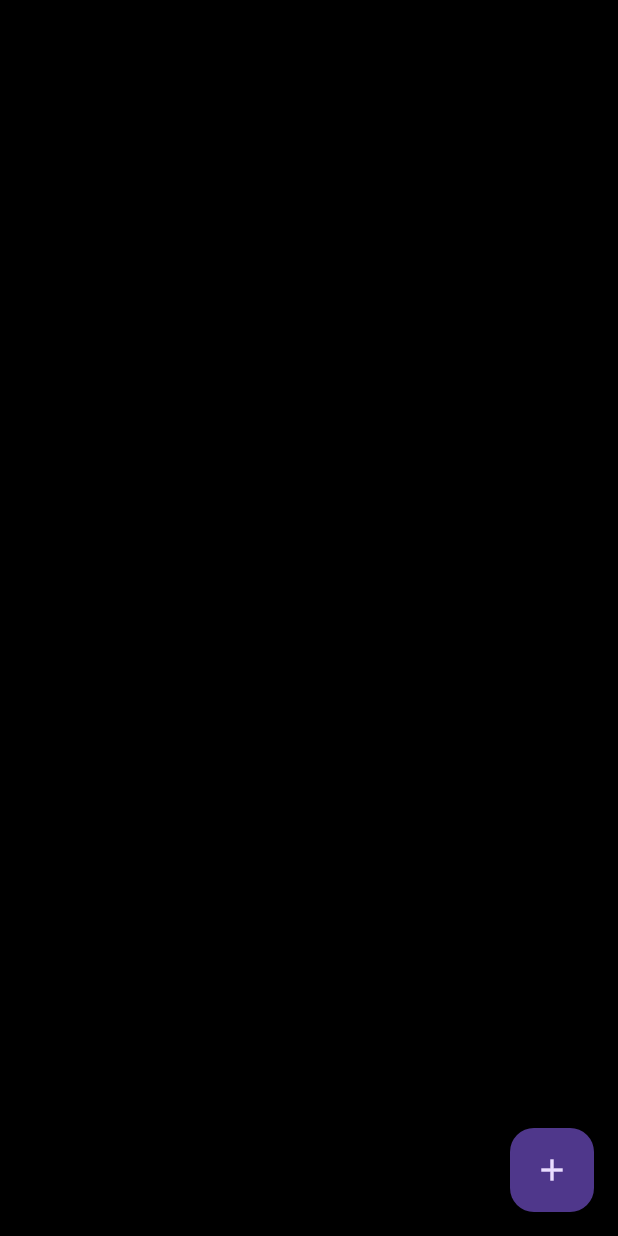
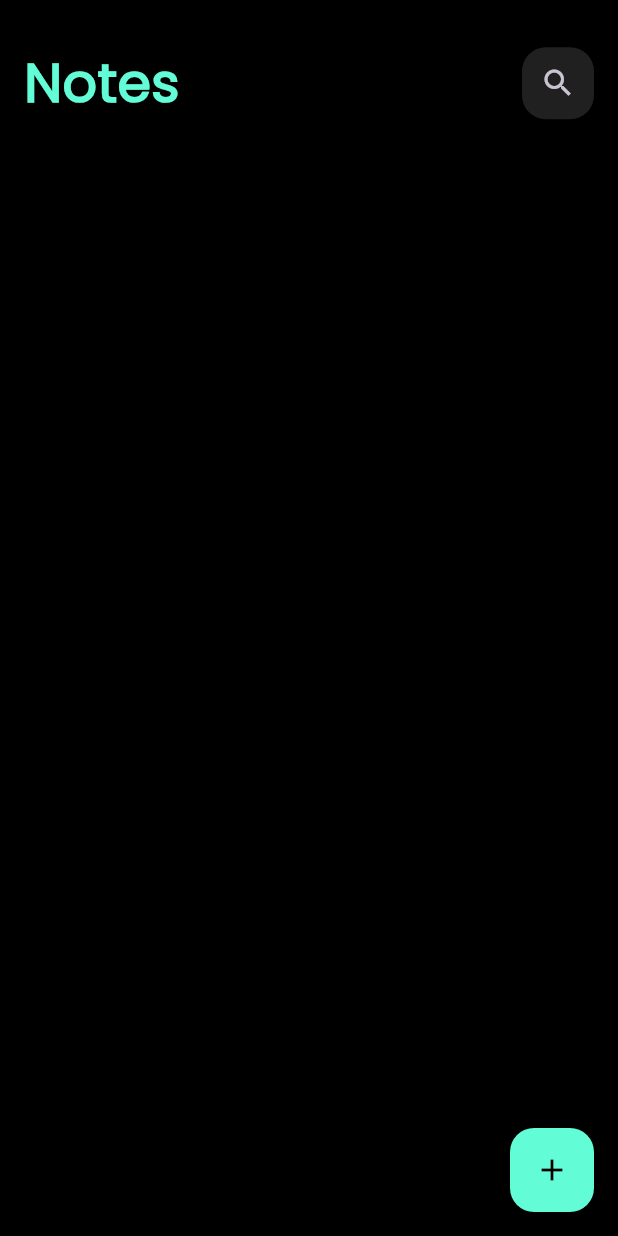
Before and after one commit to AshrafElManDoh/notes_app, a Flutter app: the screen it shows after launch, on a phone screen of 412 x 824 dp. Run offline on Flutter 3.47's test engine with Material 3 defaults, Android fonts, the phone set to English and light mode, and no system bars.

Commit message:
add custom app bar

```diff
--- /dev/null
+++ b/lib/constants.dart
@@ -0,0 +1,3 @@
+import 'package:flutter/material.dart';
+
+const kprimaryColor = Color(0xff62FCD7);
--- a/lib/main.dart
+++ b/lib/main.dart
@@ -14,8 +14,10 @@ class NotesApp extends StatelessWidget {
       theme: ThemeData(
         brightness: Brightness.dark,
         scaffoldBackgroundColor: Colors.black,
+        fontFamily: "Poppins"
       ),
       home: const NotesView(),
+      debugShowCheckedModeBanner: false,
     );
   }
 }
--- a/lib/views/notes_view.dart
+++ b/lib/views/notes_view.dart
@@ -1,4 +1,6 @@
 import 'package:flutter/material.dart';
+import 'package:notes_app/constants.dart';
+import 'package:notes_app/widgets/custom_app_bar.dart';
 
 class NotesView extends StatelessWidget {
   const NotesView({super.key});
@@ -8,7 +10,16 @@ class NotesView extends StatelessWidget {
     return Scaffold(
       floatingActionButton: FloatingActionButton(
         onPressed: () {},
-        child: const Icon(Icons.add),
+        backgroundColor: kprimaryColor,
+        child: const Icon(Icons.add,color: Colors.black,),
+      ),
+      body: const Padding(
+        padding: EdgeInsets.symmetric(vertical: 30, horizontal: 16),
+        child: Column(
+          children: [
+            CustomAppBar(),
+          ],
+        ),
       ),
     );
   }
--- /dev/null
+++ b/lib/widgets/custom_app_bar.dart
@@ -0,0 +1,24 @@
+import 'package:flutter/material.dart';
+import 'package:notes_app/constants.dart';
+import 'package:notes_app/widgets/custom_icon_button.dart';
+
+class CustomAppBar extends StatelessWidget {
+  const CustomAppBar({
+    super.key,
+  });
+
+  @override
+  Widget build(BuildContext context) {
+    return const Row(
+      mainAxisAlignment: MainAxisAlignment.spaceBetween,
+      children: [
+        Text(
+          "Notes",
+          style: TextStyle(
+              color: kprimaryColor, fontSize: 36, fontWeight: FontWeight.bold),
+        ),
+        CustomIconButton()
+      ],
+    );
+  }
+}
--- /dev/null
+++ b/lib/widgets/custom_icon_button.dart
@@ -0,0 +1,21 @@
+import 'package:flutter/material.dart';
+
+class CustomIconButton extends StatelessWidget {
+  const CustomIconButton({
+    super.key,
+  });
+
+  @override
+  Widget build(BuildContext context) {
+    return Container(
+      decoration: BoxDecoration(
+        color: Colors.grey.withOpacity(0.2),
+        borderRadius: BorderRadius.circular(16),
+      ),
+      child: IconButton(
+        onPressed: () {},
+        icon: const Icon(Icons.search),
+      ),
+    );
+  }
+}
```
Also changed, not shown: pubspec.yaml (+4 -4 lines), assets/fonts/Poppins-Regular.ttf (added).
